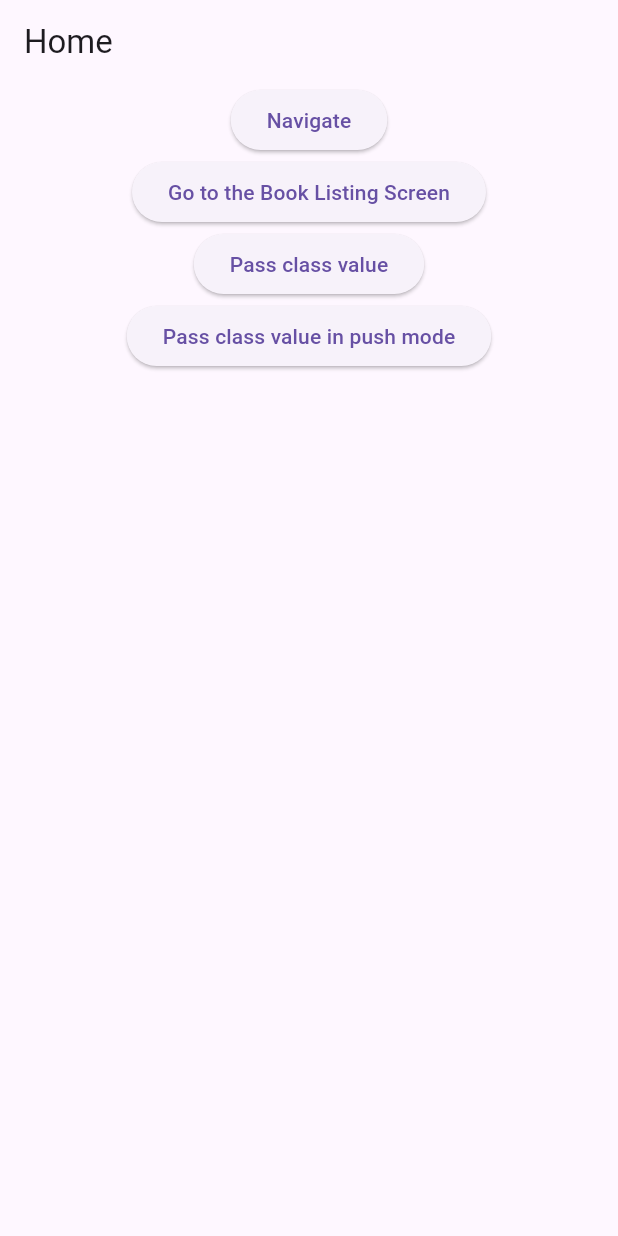
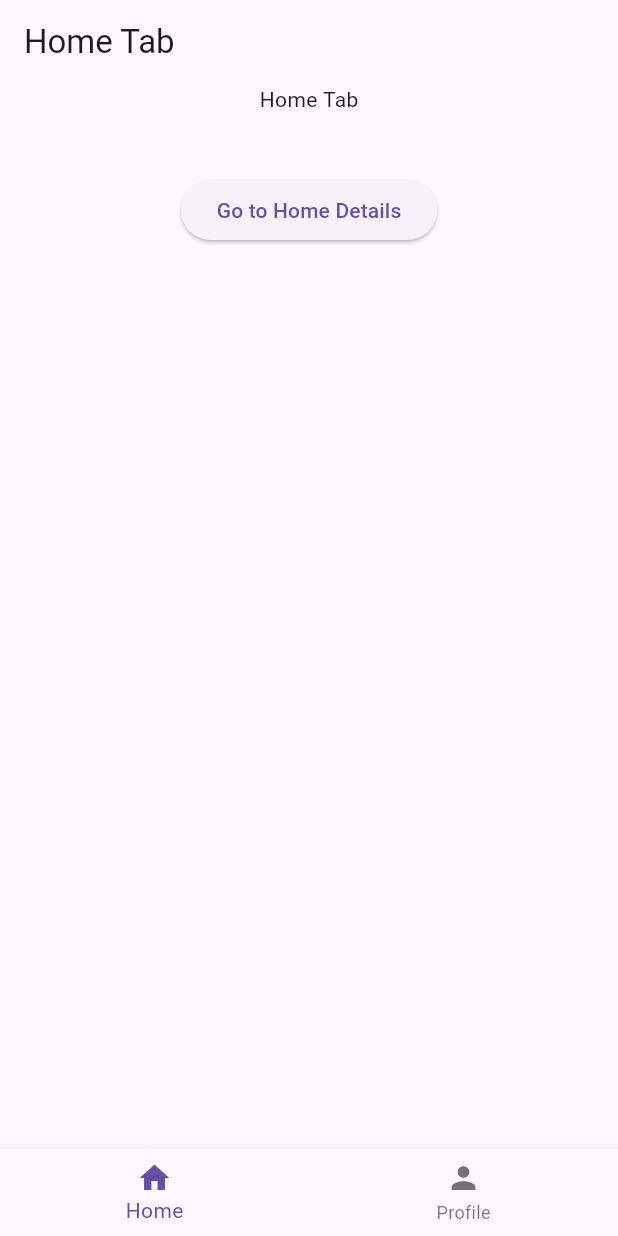
Before and after one commit to Cavin6080/Auto_route_Demo, a Flutter app: the screen it shows after launch, on a phone screen of 412 x 824 dp. Run offline on Flutter 3.47's test engine with Material 2 defaults, Android fonts, the phone set to English and light mode, and no system bars; our stand-ins replace auto_route.

```diff
--- a/lib/pages/home_page.dart
+++ /dev/null
@@ -1,83 +0,0 @@
-import 'package:auto_route/auto_route.dart';
-import 'package:auto_route_demo/pages/book_list_page.dart';
-import 'package:auto_route_demo/routes/routes.gr.dart';
-import 'package:flutter/material.dart';
-
-class HomePage extends StatelessWidget {
-  const HomePage({super.key});
-
-  @override
-  Widget build(BuildContext context) {
-    return Scaffold(
-      appBar: AppBar(
-        title: const Text("Home"),
-      ),
-      body: ListView(
-        children: [
-          Center(
-            child: ElevatedButton(
-              onPressed: () => context.navigateTo(
-                BookListRoute(
-                  name: 'cavin',
-                  // isGreen: true,
-                  // showName: false,
-                ),
-              ),
-              child: const Text(
-                "Navigate",
-              ),
-            ),
-          ),
-          Center(
-            child: ElevatedButton(
-              onPressed: () => context.pushRoute(
-                BookListRoute(
-                  name: 'cavin',
-                  // isGreen: true,
-                  // showName: false,
-                ),
-              ),
-              child: const Text(
-                "Go to the Book Listing Screen",
-              ),
-            ),
-          ),
-          Center(
-            child: ElevatedButton(
-              onPressed: () => context.pushRoute(
-                BookListRoute(
-                  name: 'cavin',
-                  person: [
-                    Person(
-                      name: "hola person",
-                    ),
-                  ],
-                ),
-              ),
-              child: const Text(
-                "Pass class value",
-              ),
-            ),
-          ),
-          Center(
-            child: ElevatedButton(
-              onPressed: () => context.pushRoute(
-                BookListRoute(
-                  name: 'cavin',
-                  person: [
-                    Person(
-                      name: "hola person",
-                    ),
-                  ],
-                ),
-              ),
-              child: const Text(
-                "Pass class value in push mode",
-              ),
-            ),
-          ),
-        ],
-      ),
-    );
-  }
-}
--- /dev/null
+++ b/lib/pages/tabs/home_tab.dart
@@ -0,0 +1,33 @@
+import 'package:auto_route/auto_route.dart';
+import 'package:auto_route_demo/routes/routes.gr.dart';
+import 'package:flutter/material.dart';
+import 'package:flutter/src/widgets/container.dart';
+import 'package:flutter/src/widgets/framework.dart';
+
+class HomeTab extends StatelessWidget {
+  const HomeTab({super.key});
+
+  @override
+  Widget build(BuildContext context) {
+    return Scaffold(
+      body: Column(
+        children: [
+          const Center(
+            child: Text(
+              "Home Tab",
+            ),
+          ),
+          const SizedBox(height: 40),
+          Center(
+            child: ElevatedButton(
+              onPressed: () {
+                context.pushRoute(const HomeDetailsRoute());
+              },
+              child: const Text("Go to Home Details"),
+            ),
+          ),
+        ],
+      ),
+    );
+  }
+}
--- /dev/null
+++ b/lib/pages/tabs/main_tab.dart
@@ -0,0 +1,47 @@
+import 'package:auto_route/annotations.dart';
+import 'package:auto_route/auto_route.dart';
+import 'package:auto_route_demo/routes/routes.gr.dart';
+import 'package:flutter/material.dart';
+
+class GroupPage extends StatelessWidget {
+  const GroupPage({Key? key}) : super(key: key);
+
+  @override
+  Widget build(BuildContext context) {
+    return Scaffold(
+      appBar: AppBar(
+        title: Text("Home Tab"),
+      ),
+      body: AutoTabsRouter(
+        routes: const [
+          HomeRouter(),
+          ProfileRouter(),
+        ],
+        duration: const Duration(milliseconds: 400),
+        builder: (context, child, animation) {
+          final tabsRouter = context.tabsRouter;
+          return Scaffold(
+            body: FadeTransition(
+              opacity: animation,
+              child: child,
+            ),
+            bottomNavigationBar: BottomNavigationBar(
+              onTap: tabsRouter.setActiveIndex,
+              currentIndex: tabsRouter.activeIndex,
+              items: const [
+                BottomNavigationBarItem(
+                  icon: Icon(Icons.home),
+                  label: 'Home',
+                ),
+                BottomNavigationBarItem(
+                  icon: Icon(Icons.person),
+                  label: 'Profile',
+                ),
+              ],
+            ),
+          );
+        },
+      ),
+    );
+  }
+}
```
Also changed, not shown: lib/pages/book_details_page.dart (deleted, +0 -20 lines), lib/pages/book_list_page.dart (deleted, +0 -75 lines), lib/pages/screens/home_details_screen.dart (added, +18 -0 lines), lib/pages/screens/profile_details_screen.dart (added, +18 -0 lines), lib/pages/tabs/profile_tab.dart (added, +34 -0 lines), lib/routes/routes.dart (+31 -31 lines), lib/routes/routes.gr.dart.
